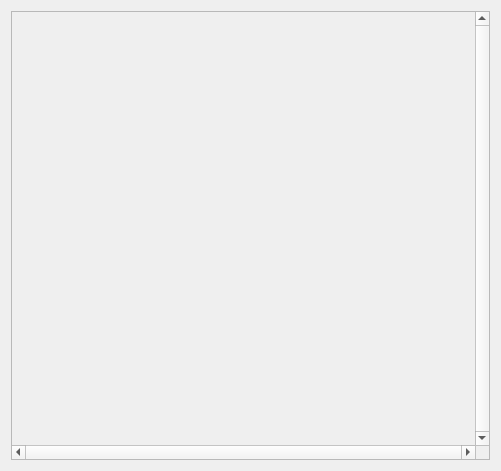
This is ui/ImageElement.ui in KDE/kxstitch as Qt 5 draws it before an edit. The edited form follows.
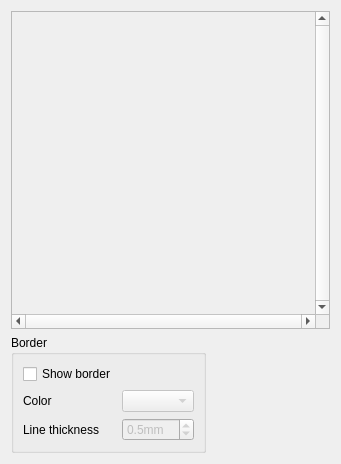
This is the edited form. Custom widgets are drawn as their Qt base class.

What changed in the file:
```diff
--- a/ui/ImageElement.ui
+++ b/ui/ImageElement.ui
@@ -6,15 +6,15 @@
    <rect>
     <x>0</x>
     <y>0</y>
-    <width>501</width>
-    <height>471</height>
+    <width>341</width>
+    <height>464</height>
    </rect>
   </property>
   <property name="windowTitle">
    <string>Image Element Properties</string>
   </property>
-  <layout class="QGridLayout" name="gridLayout">
-   <item row="0" column="0">
+  <layout class="QGridLayout" name="gridLayout_2">
+   <item row="0" column="0" colspan="2">
     <widget class="QScrollArea" name="PreviewFrame">
      <property name="sizePolicy">
       <sizepolicy hsizetype="Expanding" vsizetype="Expanding">
@@ -46,17 +46,102 @@
      <widget class="QWidget" name="scrollAreaWidgetContents">
       <property name="geometry">
        <rect>
-        <x>22</x>
-        <y>6</y>
-        <width>418</width>
-        <height>421</height>
+        <x>1</x>
+        <y>1</y>
+        <width>300</width>
+        <height>300</height>
        </rect>
       </property>
      </widget>
     </widget>
    </item>
+   <item row="1" column="0">
+    <widget class="QGroupBox" name="groupBox">
+     <property name="title">
+      <string>Border</string>
+     </property>
+     <layout class="QGridLayout" name="gridLayout">
+      <item row="0" column="0">
+       <widget class="QCheckBox" name="ShowBorder">
+        <property name="text">
+         <string>Show border</string>
+        </property>
+       </widget>
+      </item>
+      <item row="1" column="0">
+       <widget class="QLabel" name="label">
+        <property name="text">
+         <string comment="Label for color value">Color</string>
+        </property>
+       </widget>
+      </item>
+      <item row="1" column="1">
+       <widget class="KColorCombo" name="BorderColor">
+        <property name="enabled">
+         <bool>false</bool>
+        </property>
+       </widget>
+      </item>
+      <item row="2" column="0">
+       <widget class="QLabel" name="label_2">
+        <property name="text">
+         <string>Line thickness</string>
+        </property>
+       </widget>
+      </item>
+      <item row="2" column="1">
+       <widget class="QDoubleSpinBox" name="BorderThickness">
+        <property name="enabled">
+         <bool>false</bool>
+        </property>
+        <property name="toolTip">
+         <string>Thickness of the border in 1/10 mm</string>
+        </property>
+        <property name="suffix">
+         <string>mm</string>
+        </property>
+        <property name="decimals">
+         <number>1</number>
+        </property>
+        <property name="minimum">
+         <double>0.100000000000000</double>
+        </property>
+        <property name="maximum">
+         <double>10.000000000000000</double>
+        </property>
+        <property name="singleStep">
+         <double>0.100000000000000</double>
+        </property>
+        <property name="value">
+         <double>0.500000000000000</double>
+        </property>
+       </widget>
+      </item>
+     </layout>
+    </widget>
+   </item>
+   <item row="1" column="1">
+    <spacer name="horizontalSpacer">
+     <property name="orientation">
+      <enum>Qt::Horizontal</enum>
+     </property>
+     <property name="sizeHint" stdset="0">
+      <size>
+       <width>102</width>
+       <height>20</height>
+      </size>
+     </property>
+    </spacer>
+   </item>
   </layout>
  </widget>
+ <customwidgets>
+  <customwidget>
+   <class>KColorCombo</class>
+   <extends>QComboBox</extends>
+   <header>kcolorcombo.h</header>
+  </customwidget>
+ </customwidgets>
  <resources/>
  <connections/>
 </ui>
```
